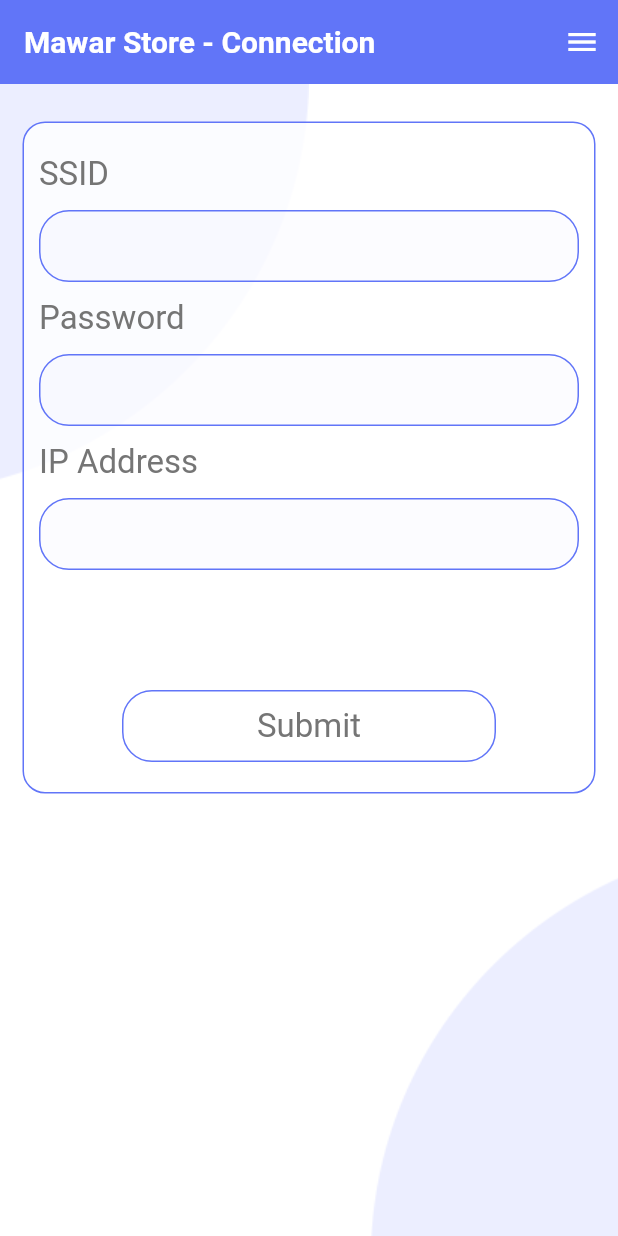
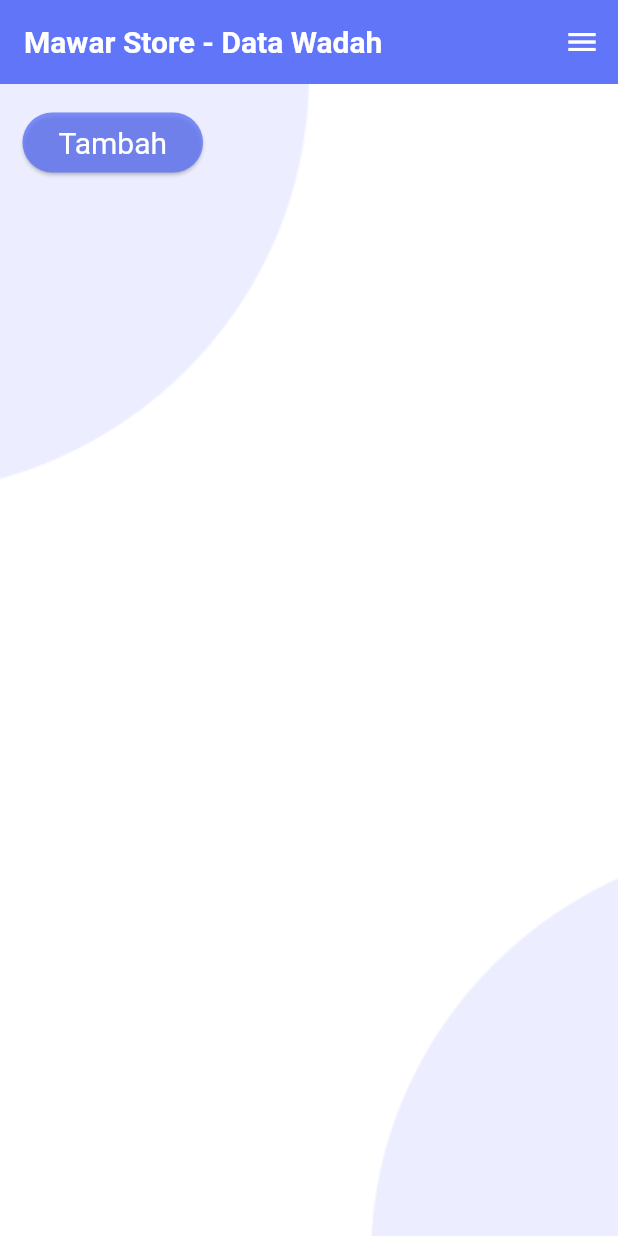
Before and after one commit to unustudents/mawarstore, a Flutter app: the screen it shows after launch, on a phone screen of 412 x 824 dp. Run offline on Flutter 3.47's test engine with Material 3 defaults, Android fonts, the phone set to English and light mode, and no system bars; our stand-ins replace bloc, device_preview, equatable.

Commit message:
add button datawadah

```diff
--- a/lib/app/presentation/pages/datawadah_page.dart
+++ b/lib/app/presentation/pages/datawadah_page.dart
@@ -7,10 +7,27 @@ class DataWadahPage extends StatelessWidget {
 
   @override
   Widget build(BuildContext context) {
-    return const ScaffoldCore(
+    return ScaffoldCore(
       titlePage: 'Data Wadah',
-      body: Center(
-        child: Text("Ini adalah Data Wadah"),
+      body: Padding(
+        padding: const EdgeInsets.all(15.0),
+        child: Column(
+          children: [
+            ElevatedButton(
+              onPressed: () {},
+              style: ElevatedButton.styleFrom(
+                shape: RoundedRectangleBorder(
+                  borderRadius: BorderRadius.circular(20),
+                ),
+                textStyle: TextStyle(fontSize: 20.0),
+                foregroundColor: Colors.white,
+                backgroundColor:
+                    Theme.of(context).primaryColor.withOpacity(0.8),
+              ),
+              child: Text("Tambah"),
+            ),
+          ],
+        ),
       ),
     );
   }
--- a/lib/app/presentation/widgets/scaffold_widget.dart
+++ b/lib/app/presentation/widgets/scaffold_widget.dart
@@ -29,18 +29,22 @@ class ScaffoldCore extends StatelessWidget {
           ),
           Scaffold(
             appBar: AppBar(
-              systemOverlayStyle: const SystemUiOverlayStyle(statusBarColor: Colors.transparent),
+              systemOverlayStyle: const SystemUiOverlayStyle(
+                  statusBarColor: Colors.transparent),
               title: Text("Mawar Store - $titlePage"),
             ),
             backgroundColor: Colors.transparent,
             body: body,
+            // drawerScrimColor: Colors.transparent,
             endDrawer: Container(
-              margin: EdgeInsets.only(top: kToolbarHeight + MediaQuery.of(context).padding.top),
+              color: Colors.amber,
+              margin: EdgeInsets.only(
+                  top: kToolbarHeight + MediaQuery.of(context).padding.top),
               child: Drawer(
-                shape: ContinuousRectangleBorder(),
+                shape: const ContinuousRectangleBorder(),
                 child: ListView(
-                  padding: EdgeInsets.symmetric(horizontal: 13),
-                  children: [
+                  padding: const EdgeInsets.symmetric(horizontal: 13),
+                  children: const [
                     SizedBox(height: 30),
                     ButtonMain(title: "Data Beras"),
                     SizedBox(height: 10),
--- a/lib/app/theme/theme_light.dart
+++ b/lib/app/theme/theme_light.dart
@@ -9,9 +9,11 @@ class ThemeLight {
       foregroundColor: Colors.white,
       // surfaceTintColor: Colors.white,
       centerTitle: false,
-      titleTextStyle: const TextStyle(fontWeight: FontWeight.w600, fontSize: 20.0, color: Colors.white),
+      // titleTextStyle: Theme.of(context).textTheme.titleLarge!.copyWith(color: Colors.white),
+      titleTextStyle: const TextStyle(
+          fontWeight: FontWeight.w600, fontSize: 20.0, color: Colors.white),
     ),
-    drawerTheme: DrawerThemeData(backgroundColor: Colors.white),
+    drawerTheme: const DrawerThemeData(backgroundColor: Colors.white),
     primaryColor: AppColors.primaryColor,
     scaffoldBackgroundColor: Colors.white,
   );
--- a/lib/main.dart
+++ b/lib/main.dart
@@ -1,6 +1,7 @@
 import 'package:device_preview/device_preview.dart';
 import 'package:flutter/foundation.dart';
 import 'package:flutter/material.dart';
+import 'package:mawarstore/app/presentation/pages/datawadah_page.dart';
 import 'app/presentation/pages/connection_page.dart';
 import 'app/theme/theme_light.dart';
 
@@ -27,7 +28,7 @@ class MyApp extends StatelessWidget {
       title: 'Mawar Store',
       debugShowCheckedModeBanner: false,
       theme: ThemeLight.light,
-      home: const ConnectionPage(),
+      home: const DataWadahPage(),
     );
   }
 }
```
